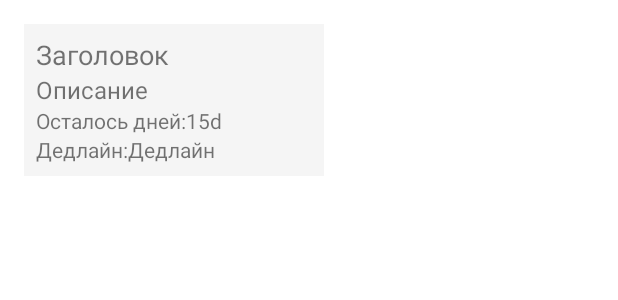
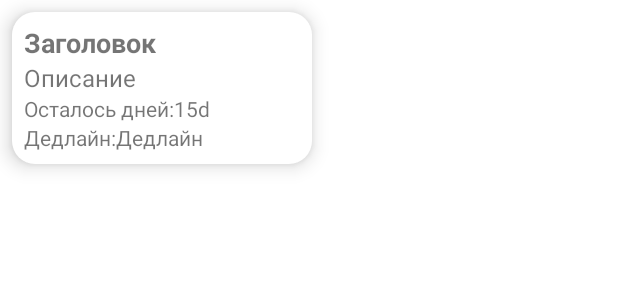
Before and after one commit to MargiLekh/LekhFinalProject, an Android app: the layout fragment_planning_list_item.xml on its own in the app's theme, with its tools: preview values and no code run, on a phone screen of 412 x 824 dp. Shown: the top 300 px of the screen. Run offline under Robolectric (Android 15) with nearby library versions, the phone set to English and light mode, and no system bars.

Commit message:
final adds

```diff
--- a/app/src/main/java/com/example/lekhfinalproject/presenter/PlanningFragment.kt
+++ b/app/src/main/java/com/example/lekhfinalproject/presenter/PlanningFragment.kt
@@ -85,7 +85,6 @@ class PlanningFragment : Fragment(R.layout.fragment_planning) {
                 datePicker.show()
             }
 
-            //сюда запихать условие с проверкой на пустые строки
             saveBtn.setOnClickListener {
                 if (title.text.toString() == "" ||
                     description.text.toString() == "" ||
--- a/app/src/main/res/layout/fragment_planning.xml
+++ b/app/src/main/res/layout/fragment_planning.xml
@@ -10,6 +10,7 @@
 
     <CheckBox
         android:id="@+id/checkbox"
+        android:textColorHighlight="@color/purple_500"
         android:layout_width="45dp"
         android:layout_height="45dp"
         app:layout_constraintEnd_toEndOf="parent"
@@ -21,6 +22,7 @@
         android:layout_height="wrap_content"
         android:layout_marginTop="8dp"
         android:hint="Введите название"
+        android:backgroundTint="@color/purple_500"
         android:textSize="24sp"
         app:layout_constraintBottom_toBottomOf="@id/checkbox"
         app:layout_constraintEnd_toStartOf="@id/checkbox"
@@ -34,6 +36,7 @@
         android:layout_height="0dp"
         android:gravity="start"
         android:hint="Введите описание задачи"
+        android:backgroundTint="@color/purple_500"
         android:textSize="16sp"
         app:layout_constraintBottom_toTopOf="@id/deadline"
         app:layout_constraintStart_toStartOf="parent"
--- a/app/src/main/res/layout/fragment_planning_list_item.xml
+++ b/app/src/main/res/layout/fragment_planning_list_item.xml
@@ -5,8 +5,12 @@
     android:id="@+id/container"
     android:layout_width="200dp"
     android:layout_height="wrap_content"
-    android:layout_margin="16dp"
-    android:background="@color/light_gray"
+    android:layout_marginEnd="16dp"
+    android:layout_marginStart="8dp"
+    android:layout_marginBottom="8dp"
+    android:layout_marginTop="8dp"
+    android:background="@drawable/planning_background"
+    android:elevation="8dp"
     android:padding="8dp">
 
     <TextView
@@ -14,6 +18,7 @@
         android:layout_width="0dp"
         android:layout_height="wrap_content"
         android:layout_marginBottom="8dp"
+        android:textStyle="bold"
         android:textSize="18sp"
         app:layout_constraintStart_toStartOf="parent"
         app:layout_constraintTop_toTopOf="parent"
```
Also changed, not shown: app/src/main/res/drawable/bgimage.png, app/src/main/res/drawable/logo.png.
